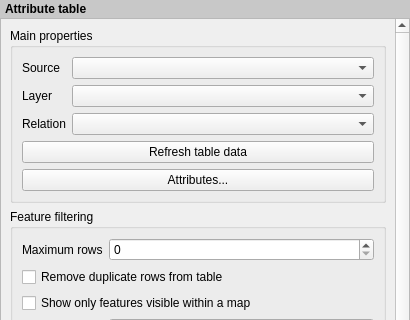
Above: src/ui/layout/qgslayoutattributetablewidgetbase.ui from qgis/QGIS before the change; both pictures show x 0 to 410 and y 0 to 320 of the 410 by 815 pixel window. Below: the same form after it.
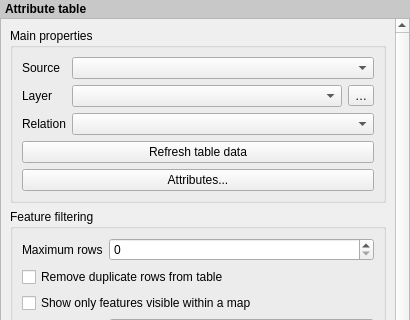
That is the form after the change. Icons and pictures are not drawn. Custom widgets are drawn as their Qt base class.

Commit message:
[FEATURE][layouts] Data defined table source for attribute table items
When an attribute table is set to a "Layer features" source, this
allows the underlying vector layer from which to source features
to be data defined.

(All existing table attributes (column settings) are left intact,
so setting a data defined table to a layer with different fields
will result in empty columns in the table.)

Sponsored by Kartoza/Inasafe

Patch:
```diff
--- a/src/ui/layout/qgslayoutattributetablewidgetbase.ui
+++ b/src/ui/layout/qgslayoutattributetablewidgetbase.ui
@@ -55,8 +55,8 @@
        <rect>
         <x>0</x>
         <y>0</y>
-        <width>689</width>
-        <height>2574</height>
+        <width>394</width>
+        <height>1487</height>
        </rect>
       </property>
       <layout class="QVBoxLayout" name="mainLayout">
@@ -85,50 +85,61 @@
           <item row="0" column="1">
            <widget class="QComboBox" name="mSourceComboBox"/>
           </item>
-          <item row="1" column="0">
-           <widget class="QLabel" name="mLayerLabel">
-            <property name="text">
-             <string>Layer</string>
-            </property>
-            <property name="wordWrap">
-             <bool>true</bool>
-            </property>
-           </widget>
-          </item>
-          <item row="1" column="1">
-           <widget class="QgsMapLayerComboBox" name="mLayerComboBox">
-            <property name="sizePolicy">
-             <sizepolicy hsizetype="Expanding" vsizetype="Fixed">
-              <horstretch>0</horstretch>
-              <verstretch>0</verstretch>
-             </sizepolicy>
-            </property>
-           </widget>
-          </item>
-          <item row="2" column="0">
+          <item row="5" column="0">
            <widget class="QLabel" name="mRelationLabel">
             <property name="text">
              <string>Relation</string>
             </property>
            </widget>
           </item>
-          <item row="2" column="1">
+          <item row="5" column="1">
            <widget class="QComboBox" name="mRelationsComboBox"/>
           </item>
-          <item row="3" column="0" colspan="2">
+          <item row="6" column="0" colspan="2">
            <widget class="QPushButton" name="mRefreshPushButton">
             <property name="text">
              <string>Refresh table data</string>
             </property>
            </widget>
           </item>
-          <item row="4" column="0" colspan="2">
+          <item row="7" column="0" colspan="2">
            <widget class="QPushButton" name="mAttributesPushButton">
             <property name="text">
              <string>Attributes...</string>
             </property>
            </widget>
           </item>
+          <item row="1" column="0">
+           <widget class="QLabel" name="mLayerLabel">
+            <property name="text">
+             <string>Layer</string>
+            </property>
+            <property name="wordWrap">
+             <bool>true</bool>
+            </property>
+           </widget>
+          </item>
+          <item row="1" column="1">
+           <layout class="QHBoxLayout" name="horizontalLayout_6">
+            <item>
+             <widget class="QgsMapLayerComboBox" name="mLayerComboBox">
+              <property name="sizePolicy">
+               <sizepolicy hsizetype="Expanding" vsizetype="Fixed">
+                <horstretch>0</horstretch>
+                <verstretch>0</verstretch>
+               </sizepolicy>
+              </property>
+             </widget>
+            </item>
+            <item>
+             <widget class="QgsPropertyOverrideButton" name="mLayerSourceDDBtn">
+              <property name="text">
+               <string>…</string>
+              </property>
+             </widget>
+            </item>
+           </layout>
+          </item>
          </layout>
         </widget>
        </item>
@@ -832,6 +843,11 @@
    <extends>QComboBox</extends>
    <header>qgslayoutitemcombobox.h</header>
   </customwidget>
+  <customwidget>
+   <class>QgsPropertyOverrideButton</class>
+   <extends>QToolButton</extends>
+   <header>qgspropertyoverridebutton.h</header>
+  </customwidget>
  </customwidgets>
  <tabstops>
   <tabstop>scrollArea</tabstop>
```
Left out of the diff: 3 changed lines with no effect on the pictures. The commit also changes 8 other files.
